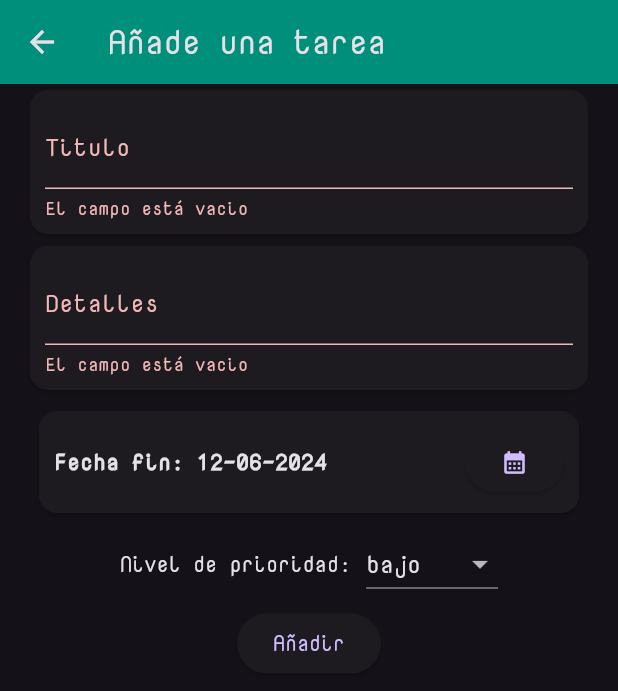
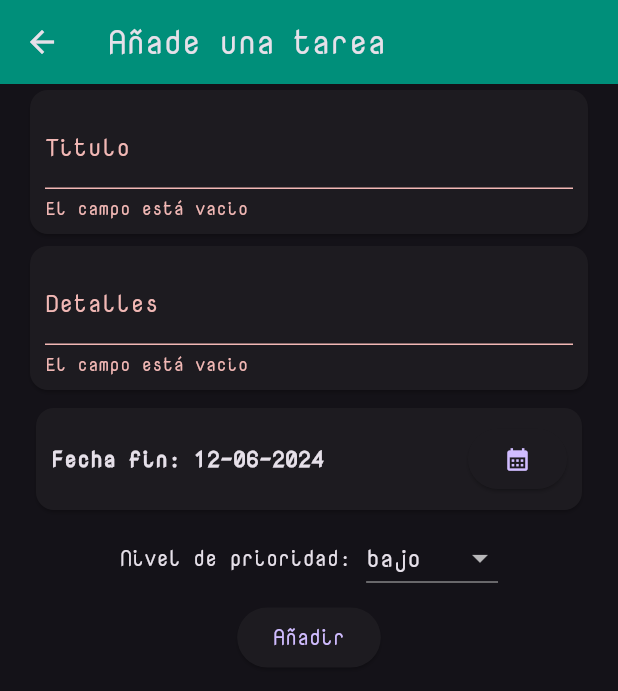
Before and after one commit to LeonardoSCx/tasky, a Flutter app: the TaskScreen screen opened by its route, after a tap on "Añadir", on a phone screen of 412 x 824 dp. Shown: the top 691 px of the screen. Run offline on Flutter 3.47's test engine with Material 3 defaults, Android fonts, the phone set to English and light mode, and no system bars; our stand-ins replace cached_network_image, cloud_firestore, firebase_auth, firebase_core, firebase_storage, flutter_hooks and 4 more; accounts and stored records are empty; network calls fail; statements that could not run were skipped.

Commit message:
Cambios varios

```diff
--- a/lib/ui/add_task_screen.dart
+++ b/lib/ui/add_task_screen.dart
@@ -19,6 +19,7 @@ class TaskScreen extends StatelessWidget {
   Widget build(BuildContext context) {
     var taskController = Get.find<TaskController>();
     final authController = Get.find<AuthController>();
+    String mensaje = "";
     // Inidicamos los valores de los controladores al final de la construccion
     // del Widget para evitar posibles conflictos durante su inicializacion.
     WidgetsBinding.instance.addPostFrameCallback((_) {
@@ -65,7 +66,7 @@ class TaskScreen extends StatelessWidget {
                 Obx(
                   () => Card(
                     margin: const EdgeInsets.symmetric(
-                        horizontal: 10, vertical: 10),
+                        horizontal: 8, vertical: 8),
                     child: Padding(
                       padding: const EdgeInsets.all(10.0),
                       child: Row(
@@ -96,7 +97,9 @@ class TaskScreen extends StatelessWidget {
                     ),
                   ),
                 ),
-                Row(mainAxisAlignment: MainAxisAlignment.center, children: [
+                Row
+                  (
+                    mainAxisAlignment: MainAxisAlignment.center, children: [
                   const Text("Nivel de prioridad:"),
                   const SizedBox(
                     width: 10,
@@ -116,7 +119,8 @@ class TaskScreen extends StatelessWidget {
                       }).toList(),
                     );
                   }),
-                ]),
+                ],
+                ),
                 Builder(builder: (_) {
                   if (edicion) {
                     return Card(
@@ -146,9 +150,11 @@ class TaskScreen extends StatelessWidget {
                       if (_formKey.currentState?.validate() == true &&
                           taskController.error.value == null) {
                         if (!edicion) {
+                          mensaje = "Tarea añadida correctamente";
                           taskController
                               .addTask(authController.authUser.value!.uid);
                         } else {
+                          mensaje = "Tarea modificada correctamente";
                           taskController.updateTask(
                             tarea!.uid,
                             authController.authUser.value!.uid,
@@ -157,8 +163,8 @@ class TaskScreen extends StatelessWidget {
                         }
                         Get.toNamed(Routes.home);
                         ScaffoldMessenger.of(context).showSnackBar(
-                          const SnackBar(
-                            content: Text("Tarea añadida correctamente"),
+                          SnackBar(
+                            content: Text(mensaje),
                           ),
                         );
                       } else {
--- a/lib/ui/profile_screen.dart
+++ b/lib/ui/profile_screen.dart
@@ -97,7 +97,7 @@ class _ProfileSection extends StatelessWidget {
                   TextFormField(
                     controller: userController.lastNameController,
                     decoration: const InputDecoration(labelText: "Apellido"),
-                    validator: userController.emailValidator,
+
                   ),
                   TextFormField(
                     controller: userController.ageController,
```
Also changed, not shown: lib/controllers/register_controller.dart (+6 -1 lines), lib/ui/home_screen.dart (+9 -2 lines).
